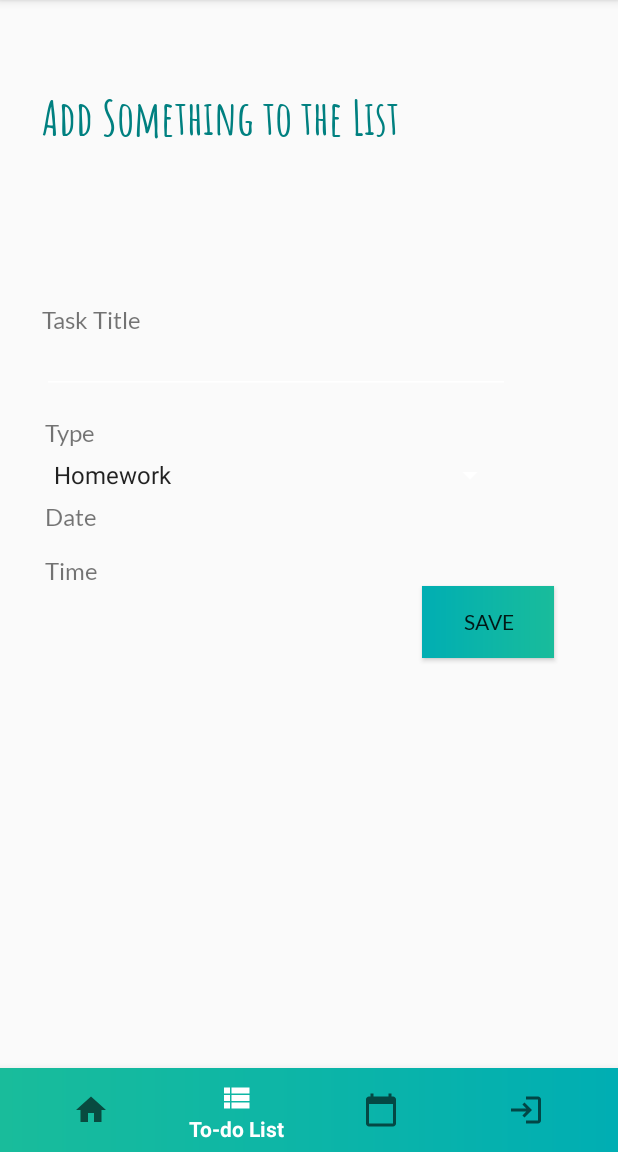
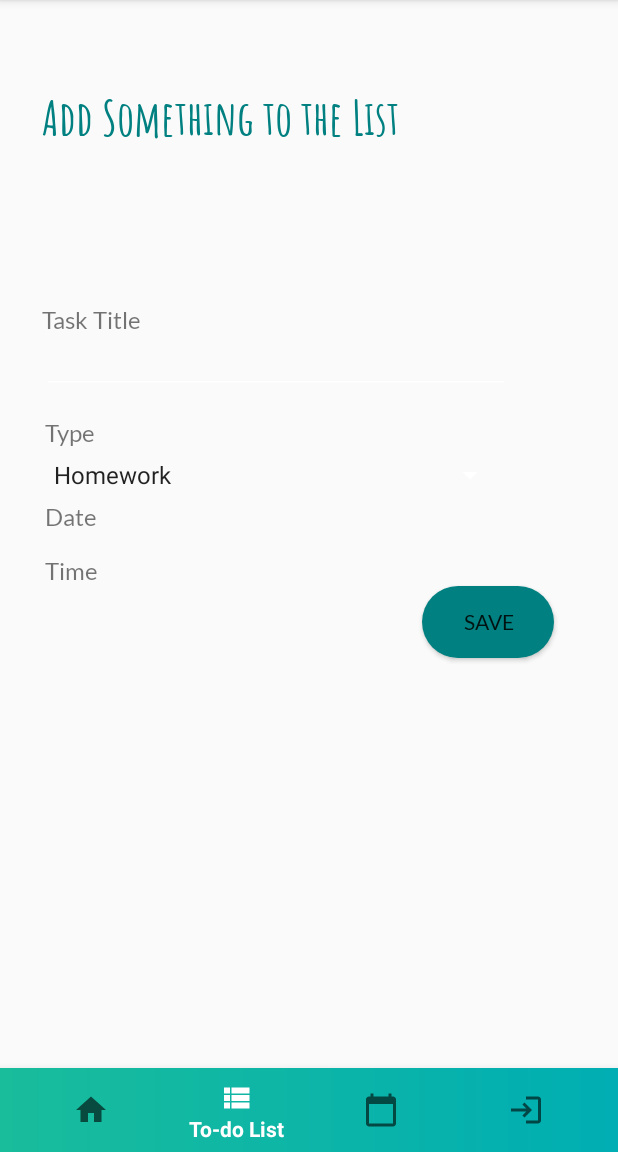
Before and after one commit to caleblipan/TheScheduler, an Android app: the screen it shows after launch (ActivityHome), item 2 of the bottom bar chosen, on a phone screen of 412 x 824 dp, the part 84-1236 px from its top. Run offline under Robolectric (Android 15) with nearby library versions, the phone set to English and light mode, and no system bars.

Commit message:
ADDED: Rounded action buttons

```diff
--- a/app/src/main/res/drawable/button_rounded.xml
+++ b/app/src/main/res/drawable/button_rounded.xml
@@ -1,8 +1,10 @@
 <?xml version="1.0" encoding="utf-8" ?>
-<shape android:shape="rectangle"
-	xmlns:android="http://schemas.android.com/apk/res/android">
-	<gradient
-		android:angle="180"
-		android:startColor="#19BC9B"
-		android:endColor="#00AEB3" />
+<shape xmlns:android="http://schemas.android.com/apk/res/android"
+	android:shape="rectangle">
+	<solid android:color="#008080" />
+	<corners
+		android:bottomRightRadius="50dp"
+		android:bottomLeftRadius="50dp"
+		android:topRightRadius="50dp"
+		android:topLeftRadius="50dp"/>
 </shape>
```
